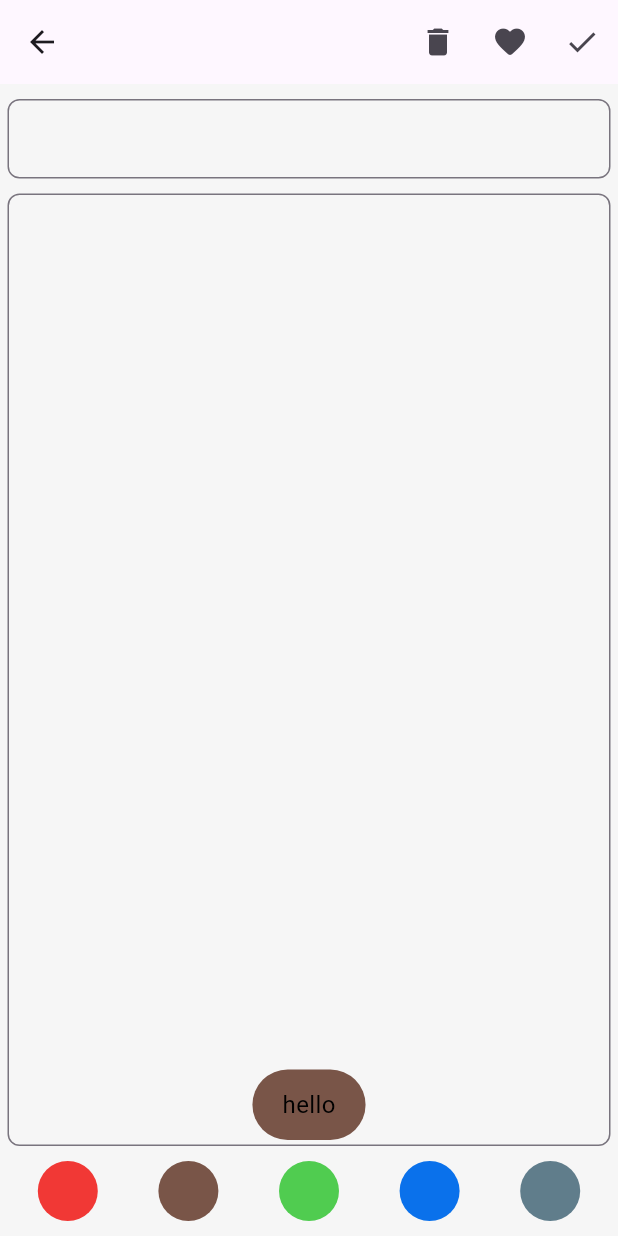
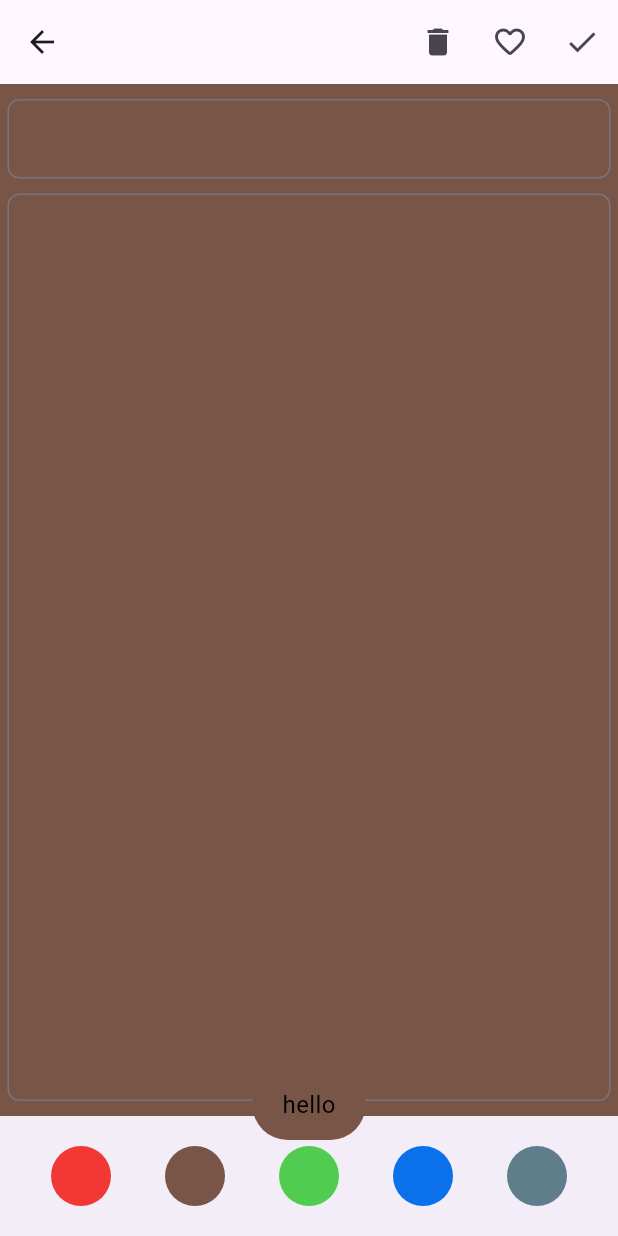
Before and after one commit to defUserName-404/mynotes-flutter, a Flutter app: the NoteEditorView screen opened by its route, item 2 of the bottom bar chosen, on a phone screen of 412 x 824 dp. Run offline on Flutter 3.47's test engine with Material 3 defaults, Android fonts, the phone set to English and light mode, and no system bars; our stand-ins replace firebase_auth, firebase_core, fluttertoast, getwidget, sqflite; accounts and stored records are empty.

Commit message:
Note editor is working

```diff
--- a/lib/models/note.dart
+++ b/lib/models/note.dart
@@ -11,4 +11,9 @@ class Note {
       this.content,
       required this.color,
       required this.isFavorite});
+
+  @override
+  String toString() {
+    return "title = $title, content = $content, color = $color, isFavorite = $isFavorite";
+  }
 }
--- a/lib/views/notes_editor_view.dart
+++ b/lib/views/notes_editor_view.dart
@@ -1,6 +1,9 @@
+import 'dart:developer';
+
 import 'package:flutter/material.dart';
 import 'package:mynotes/custom_widgets/reused_widgets.dart';
 import 'package:mynotes/custom_widgets/textfield.dart';
+import 'package:mynotes/models/note.dart';
 import 'package:mynotes/util/constants/colors.dart';
 
 class NoteEditorView extends StatefulWidget {
@@ -13,11 +16,18 @@ class NoteEditorView extends StatefulWidget {
 class _NoteEditorViewState extends State<NoteEditorView> {
   late final TextEditingController _titleController;
   late final TextEditingController _contentController;
+  late bool _isFavorite;
+  late Color _backgroundColor;
 
   @override
   void initState() {
     _titleController = TextEditingController();
     _contentController = TextEditingController();
+    _isFavorite = false;
+    _backgroundColor =
+        WidgetsBinding.instance.window.platformBrightness == Brightness.light
+            ? CustomColors.light
+            : CustomColors.dark;
     super.initState();
   }
 
@@ -39,10 +49,25 @@ class _NoteEditorViewState extends State<NoteEditorView> {
               onPressed: () {},
             ),
             IconButton(
-              icon: const Icon(Icons.favorite_rounded),
-              onPressed: () {},
+              icon: _isFavorite
+                  ? const Icon(Icons.favorite_rounded)
+                  : const Icon(Icons.favorite_outline_rounded),
+              onPressed: () {
+                setState(() {
+                  _isFavorite = !_isFavorite;
+                });
+              },
             ),
-            IconButton(onPressed: () {}, icon: const Icon(Icons.check))
+            IconButton(
+                onPressed: () {
+                  final note = Note(
+                      title: _titleController.text,
+                      content: _contentController.text,
+                      color: Colors.red,
+                      isFavorite: _isFavorite);
+                  log(note.toString());
+                },
+                icon: const Icon(Icons.check))
           ],
         ),
         body: Padding(
@@ -65,14 +90,20 @@ class _NoteEditorViewState extends State<NoteEditorView> {
                     keyboardType: TextInputType.multiline,
                     labelText: ''),
               ),
-              Padding(
-                padding: const EdgeInsets.only(top: 10.0),
+            ],
+          ),
+        ),
+        backgroundColor: _backgroundColor,
+        bottomNavigationBar: BottomAppBar(
           child: Row(
             mainAxisAlignment: MainAxisAlignment.spaceAround,
             children: [
               for (Color color in colorSwatchForNote)
                 GestureDetector(
                   onTap: () {
+                    setState(() {
+                      _backgroundColor = color;
+                    });
                     showToast('hello', color, Colors.black);
                   },
                   child: CircleAvatar(
@@ -82,9 +113,6 @@ class _NoteEditorViewState extends State<NoteEditorView> {
             ],
           ),
         ),
-            ],
-          ),
-        ),
       ),
     );
   }
```
Lines whose indentation alone changed are shown as unchanged.
